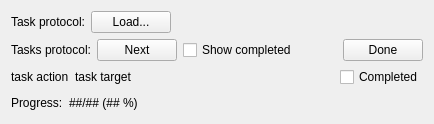
Old version of the form neurolabi/gui/widgets/taskprotocolwindow.ui in the repository janelia-flyem/NeuTu.
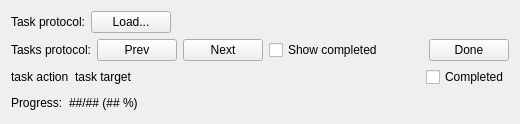
New version of the form.

Commit message: added previous task button

```diff
--- a/neurolabi/gui/widgets/taskprotocolwindow.ui
+++ b/neurolabi/gui/widgets/taskprotocolwindow.ui
@@ -87,6 +87,13 @@
         </property>
        </widget>
       </item>
+      <item>
+       <widget class="QPushButton" name="prevButton">
+        <property name="text">
+         <string>Prev</string>
+        </property>
+       </widget>
+      </item>
       <item>
        <widget class="QPushButton" name="nextButton">
         <property name="text">
```
The commit also changes 2 other files.
